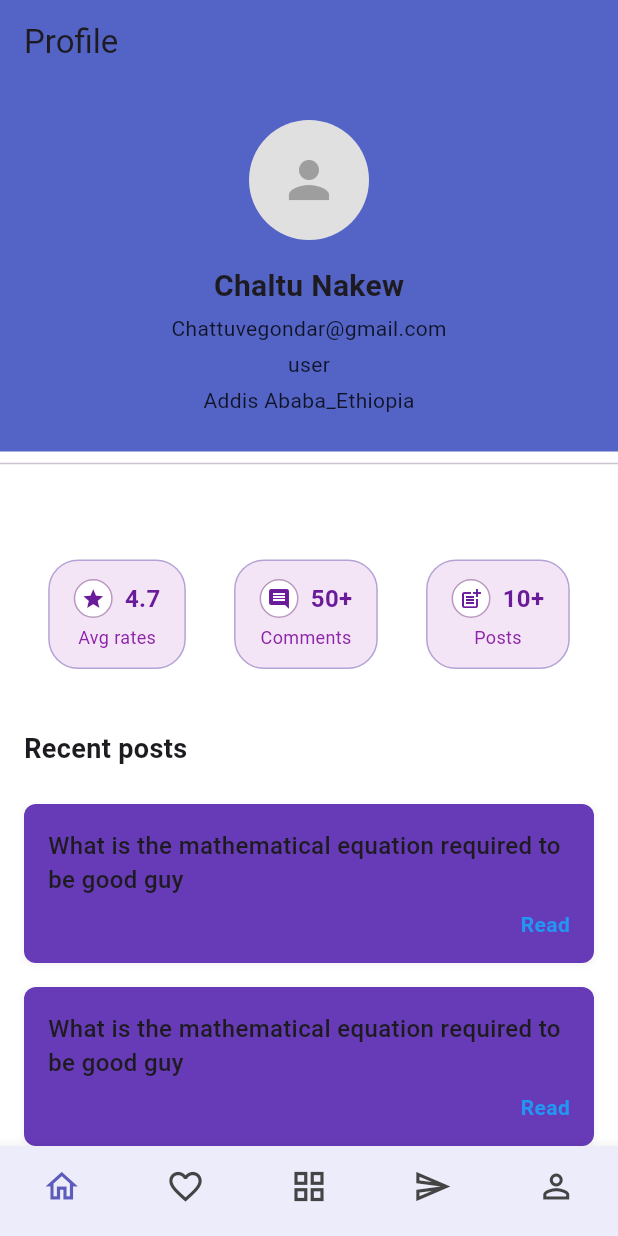
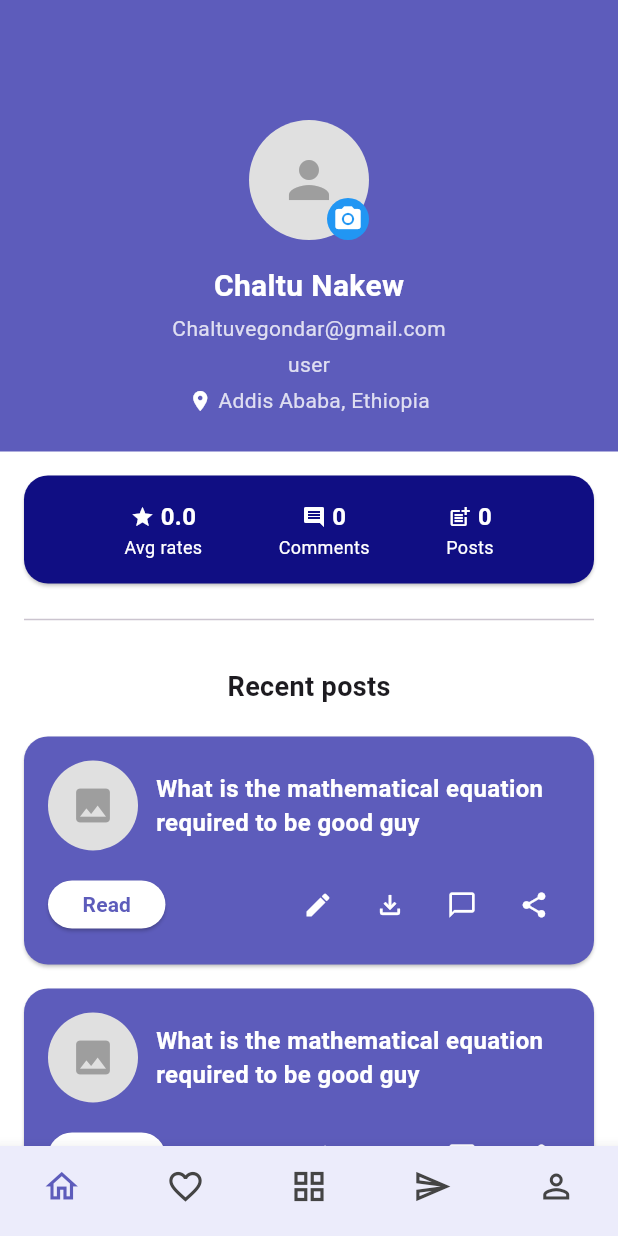
Before and after one commit to abelfx/IntelliReview_Research_Paper, a Flutter app: the UserProfileScreen screen opened by its route, on a phone screen of 412 x 824 dp. Run offline on Flutter 3.47's test engine with Material 3 defaults, Android fonts, the phone set to English and light mode, and no system bars; our stand-ins replace file_picker, flutter_riverpod, fluttertoast, go_router, riverpod, shared_preferences; accounts and stored records are empty.

Commit message:
user profile page UI enhanced

```diff
--- a/lib/presentation/pages/userProfile.dart
+++ b/lib/presentation/pages/userProfile.dart
@@ -18,34 +18,44 @@ class _UserProfileScreenState extends ConsumerState<UserProfileScreen> {
   Widget build(BuildContext context) {
     final user = ref.watch(currentUserProvider);
     final name = user?.name ?? 'Chaltu Nakew';
-final email = user?.email ?? 'Chattuvegondar@gmail.com';
+    final email = user?.email ?? 'Chaltuvegondar@gmail.com';
     final role = user?.role ?? 'user';
-final country = user?.country ?? 'Addis Ababa_Ethiopia';
-
+    final country = user?.country ?? 'Addis Ababa, Ethiopia';
 
     return Scaffold(
       appBar: AppBar(
-        title: const Text('Profile'),
-        backgroundColor: const Color.fromARGB(255, 83, 100, 198),
+        backgroundColor: const Color(0xFF5D5CBB),
         elevation: 0,
-        iconTheme: const IconThemeData(color: Colors.black),
+        iconTheme: const IconThemeData(color: Colors.white),
       ),
       body: ListView(
         padding: EdgeInsets.zero,
         children: [
           Container(
-            color: const Color.fromARGB(255, 83, 100, 198),
+            color: const Color(0xFF5D5CBB),
             padding: const EdgeInsets.symmetric(vertical: 24, horizontal: 16),
             child: Column(
               children: [
-                GestureDetector(
-                  onTap: _pickImage,
-                  child: CircleAvatar(
+                Stack(
+                  children: [
+                    CircleAvatar(
                       radius: 40,
                       backgroundColor: Colors.grey[300],
-                    child:
-                        const Icon(Icons.person, size: 40, color: Colors.grey),
+                      child: const Icon(Icons.person, size: 40, color: Colors.grey),
                     ),
+                    Positioned(
+                      bottom: 0,
+                      right: 0,
+                      child: Container(
+                        padding: const EdgeInsets.all(4),
+                        decoration: const BoxDecoration(
+                          color: Colors.blue,
+                          shape: BoxShape.circle,
+                        ),
+                        child: const Icon(Icons.camera_alt, size: 20, color: Colors.white),
+                      ),
+                    ),
+                  ],
                 ),
                 const SizedBox(height: 16),
                 Text(
@@ -53,49 +63,64 @@ final country = user?.country ?? 'Addis Ababa_Ethiopia';
                   style: const TextStyle(
                     fontSize: 20,
                     fontWeight: FontWeight.bold,
+                    color: Colors.white,
                   ),
                 ),
                 const SizedBox(height: 4),
                 Text(
                   email,
                   style: TextStyle(
-                    color: Colors.black.withOpacity(0.8),
+                    color: Colors.white.withOpacity(0.8),
                   ),
                 ),
                 const SizedBox(height: 4),
                 Text(
                   role,
                   style: TextStyle(
-                    color: Colors.black.withOpacity(0.8),
+                    color: Colors.white.withOpacity(0.8),
                   ),
                 ),
                 const SizedBox(height: 4),
+                Row(
+                  mainAxisAlignment: MainAxisAlignment.center,
+                  children: [
+                    const Icon(Icons.location_on, color: Colors.white, size: 16),
+                    const SizedBox(width: 4),
                     Text(
                       country,
                       style: TextStyle(
-                    color: Colors.black.withOpacity(0.8),
+                        color: Colors.white.withOpacity(0.8),
                       ),
                     ),
                   ],
                 ),
+              ],
             ),
-          Divider(),
-          SizedBox(
-            height: 40,
           ),
-          Container(
-            color: const Color(0x100E83),
-            padding: const EdgeInsets.symmetric(vertical: 16),
+          Card(
+            margin: const EdgeInsets.all(16),
+            shape: RoundedRectangleBorder(
+              borderRadius: BorderRadius.circular(16),
+            ),
+            color: const Color(0xFF100E83),
+            child: Padding(
+              padding: const EdgeInsets.all(16),
               child: Row(
                 mainAxisAlignment: MainAxisAlignment.spaceEvenly,
                 children: [
-                _buildStatItem('4.7', 'Avg rates', Icons.star, Colors.orange),
-                _buildStatItem('50+', 'Comments', Icons.comment, Colors.blue),
-                _buildStatItem('10+', 'Posts', Icons.post_add, Colors.green),
+                  _buildStatItem('0.0', 'Avg rates', Icons.star, Colors.white),
+                  _buildStatItem('0', 'Comments', Icons.comment, Colors.white),
+                  _buildStatItem('0', 'Posts', Icons.post_add, Colors.white),
                 ],
               ),
             ),
+          ),
           const Padding(
+            padding: EdgeInsets.symmetric(horizontal: 16),
+            child: Divider(),
+          ),
+          const Center(
+            child: Padding(
               padding: EdgeInsets.fromLTRB(16, 24, 16, 16),
               child: Text(
                 'Recent posts',
@@ -105,9 +130,11 @@ final country = user?.country ?? 'Addis Ababa_Ethiopia';
                 ),
               ),
             ),
+          ),
           _buildPostItem(
             'What is the mathematical equation required to be good guy',
           ),
+          const SizedBox(height: 8),
           _buildPostItem(
             'What is the mathematical equation required to be good guy',
           ),
@@ -117,105 +144,120 @@ final country = user?.country ?? 'Addis Ababa_Ethiopia';
     );
   }
 
-  Widget _buildStatItem(
-      String value, String label, IconData icon, Color color) {
-    return Container(
-      padding: const EdgeInsets.symmetric(horizontal: 16, vertical: 12),
-      decoration: BoxDecoration(
-        color: Colors.purple[50], // Light purple background
-        borderRadius: BorderRadius.circular(20), // Rounded corners
-        border: Border.all(
-          color: const Color.fromARGB(255, 34, 13, 141)
-              .withOpacity(0.3), // Light purple border
-          width: 1,
-        ),
-      ),
-      child: Column(
-        mainAxisSize: MainAxisSize.min,
+  Widget _buildStatItem(String value, String label, IconData icon, Color color) {
+    return Column(
       children: [
         Row(
-            mainAxisSize: MainAxisSize.min,
           children: [
-              Container(
-                padding: const EdgeInsets.all(4),
-                decoration: BoxDecoration(
-                  color: Colors.white, // White circle background
-                  shape: BoxShape.circle,
-                  border: Border.all(
-                    color: const Color.fromARGB(102, 116, 48, 129)
-                        .withOpacity(0.5),
-                    width: 1,
-                  ),
-                ),
-                child: Icon(
-                  icon,
-                  size: 16,
-                  color: Colors.purple[800], // Dark purple icon
-                ),
-              ),
-              const SizedBox(width: 8),
+            Icon(icon, size: 16, color: color),
+            const SizedBox(width: 4),
             Text(
               value,
-                style: TextStyle(
+              style: const TextStyle(
                 fontSize: 16,
                 fontWeight: FontWeight.bold,
-                  color: Colors.purple[800], // Dark purple text
+                color: Colors.white,
               ),
             ),
           ],
         ),
-          const SizedBox(height: 4),
         Text(
           label,
-            style: TextStyle(
+          style: const TextStyle(
             fontSize: 12,
-              color: Colors.purple[600], // Medium purple text
+            color: Colors.white,
           ),
         ),
       ],
-      ),
     );
   }
 
   Widget _buildPostItem(String title) {
-    return Container(
-      margin: const EdgeInsets.symmetric(horizontal: 16, vertical: 8),
+    return Card(
+      color: const Color(0xFF5D5CBB),
+      shape: RoundedRectangleBorder(
+        borderRadius: BorderRadius.circular(16),
+      ),
+      margin: const EdgeInsets.symmetric(horizontal: 16, vertical: 4),
+      child: Padding(
         padding: const EdgeInsets.all(16),
-      decoration: BoxDecoration(
-        color: Colors.deepPurple,
-        borderRadius: BorderRadius.circular(8),
-        boxShadow: [
-          BoxShadow(
-            color: Colors.grey.withOpacity(0.1),
-            spreadRadius: 1,
-            blurRadius: 3,
-            offset: const Offset(0, 1),
+        child: Column(
+          children: [
+            Row(
+              children: [
+                CircleAvatar(
+                  radius: 30,
+                  backgroundColor: Colors.grey[300],
+                  child: const Icon(Icons.image, size: 30, color: Colors.grey),
                 ),
-        ],
-      ),
-      child: Column(
-        crossAxisAlignment: CrossAxisAlignment.start,
-        children: [
-          Text(
+                const SizedBox(width: 12),
+                Expanded(
+                  child: Text(
                     title,
                     style: const TextStyle(
                       fontSize: 16,
-              fontWeight: FontWeight.w500,
-            ),
-          ),
-          const SizedBox(height: 8),
-          const Align(
-            alignment: Alignment.centerRight,
-            child: Text(
-              'Read',
-              style: TextStyle(
-                color: Colors.blue,
                       fontWeight: FontWeight.bold,
+                      color: Colors.white,
                     ),
                   ),
                 ),
               ],
             ),
+            const SizedBox(height: 12),
+            Row(
+              children: [
+                ElevatedButton(
+                  onPressed: () {
+                    // Handle read action
+                  },
+                  style: ElevatedButton.styleFrom(
+                    backgroundColor: Colors.white,
+                    shape: RoundedRectangleBorder(
+                      borderRadius: BorderRadius.circular(18),
+                    ),
+                    padding: const EdgeInsets.symmetric(horizontal: 23, vertical: 0),
+                    minimumSize: const Size(0, 32),
+                  ),
+                  child: const Text(
+                    'Read',
+                    style: TextStyle(
+                      color: Color(0xFF5D5CBB),
+                      fontWeight: FontWeight.w600,
+                      fontSize: 14,
+                    ),
+                  ),
+                ),
+                const SizedBox(width: 12),
+                const Spacer(),
+                IconButton(
+                  icon: const Icon(Icons.edit, color: Colors.white, size: 20),
+                  onPressed: () {
+                    // Handle edit action
+                  },
+                ),
+                IconButton(
+                  icon: const Icon(Icons.file_download_outlined, color: Colors.white, size: 20),
+                  onPressed: () {
+                    // Handle download action
+                  },
+                ),
+                IconButton(
+                  icon: const Icon(Icons.chat_bubble_outline, color: Colors.white, size: 20),
+                  onPressed: () {
+                    // Handle comment action
+                  },
+                ),
+                IconButton(
+                  icon: const Icon(Icons.share, color: Colors.white, size: 20),
+                  onPressed: () {
+                    // Handle share action
+                  },
+                ),
+              ],
+            ),
+          ],
+        ),
+      ),
     );
   }
 }
```
Lines whose indentation alone changed are shown as unchanged.
